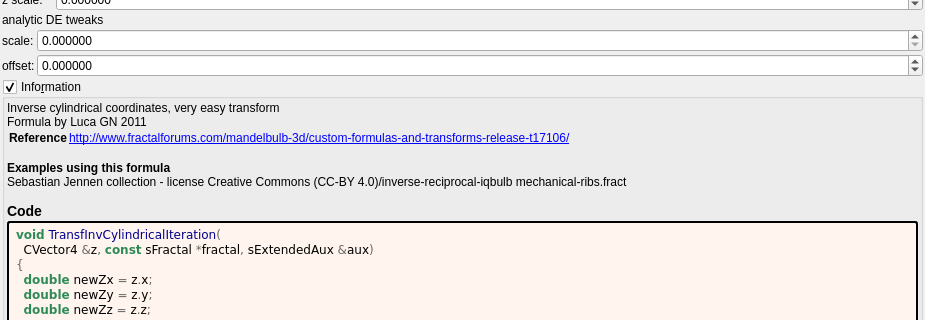
The window that mandelbulber2/formula/ui/transf_inv_cylindrical.ui (buddhi1980/mandelbulber2) describes before a commit, drawn with Qt 5; both pictures show x 0 to 925 and y 130 to 450 of the 925 by 850 pixel window.
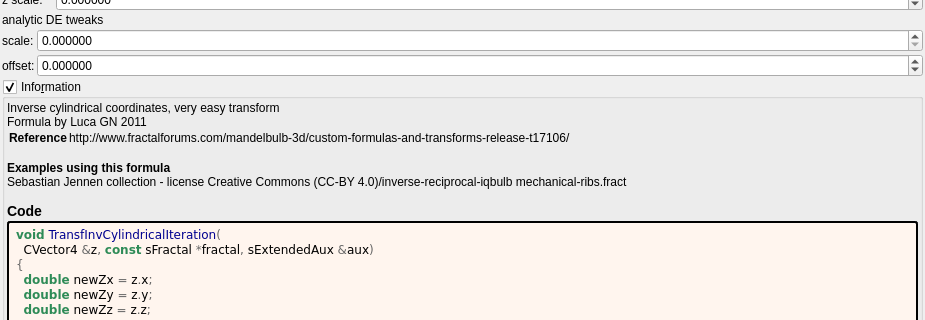
The same window after the commit. Custom widgets are drawn as their Qt base class.

Commit message:
docs: show fractalforums.com formula references as text
fractalforums.com is only partly online; fractalforums.org keeps a read-only
copy and the active forum. The formula information boxes now show
fractalforums.com references (and the wrapped lines that continue them) as
plain text. The links that remain are closed with </a>, which the generator
never wrote. The formula/ui files are regenerated with
tools/populate_ui_information.py.

What changed in the file:
```diff
--- a/mandelbulber2/formula/ui/transf_inv_cylindrical.ui
+++ b/mandelbulber2/formula/ui/transf_inv_cylindrical.ui
@@ -314,7 +314,7 @@
        <widget class="QLabel" name="label_information_general">
         <property name="text">
          <string notr="true">&lt;p&gt;Inverse cylindrical coordinates, very easy transform&lt;br&gt;Formula by Luca GN 2011&lt;/p&gt;&lt;table&gt;
-&lt;tr&gt;&lt;th&gt;Reference&lt;/th&gt;&lt;td&gt;&lt;a href=&quot;http://www.fractalforums.com/mandelbulb-3d/custom-formulas-and-transforms-release-t17106/&quot;&gt;http://www.fractalforums.com/mandelbulb-3d/custom-formulas-and-transforms-release-t17106/&lt;br&gt;
+&lt;tr&gt;&lt;th&gt;Reference&lt;/th&gt;&lt;td&gt;http://www.fractalforums.com/mandelbulb-3d/custom-formulas-and-transforms-release-t17106/&lt;br&gt;
 &lt;/td&gt;&lt;/tr&gt;
 &lt;/table&gt;
 &lt;br&gt;&lt;b&gt;Examples using this formula&lt;/b&gt;&lt;br&gt;Sebastian Jennen collection - license Creative Commons  (CC-BY 4.0)/inverse-reciprocal-iqbulb mechanical-ribs.fract&lt;h3&gt;Code&lt;/h3&gt;</string>
```
The commit also changes 202 other files.
